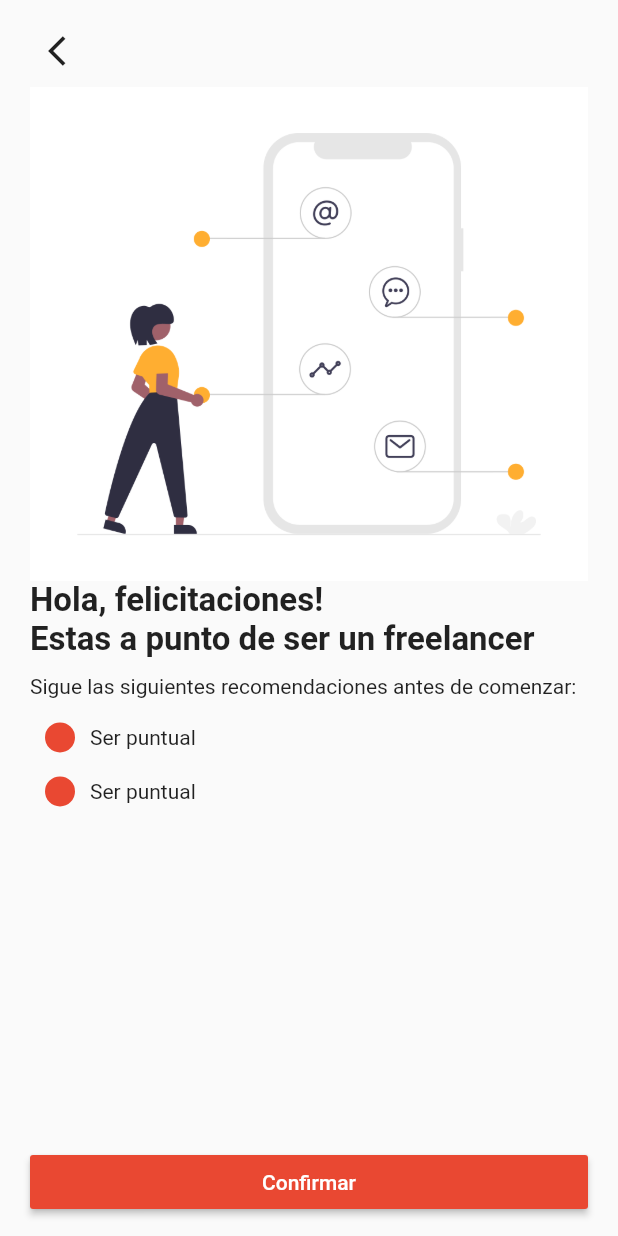
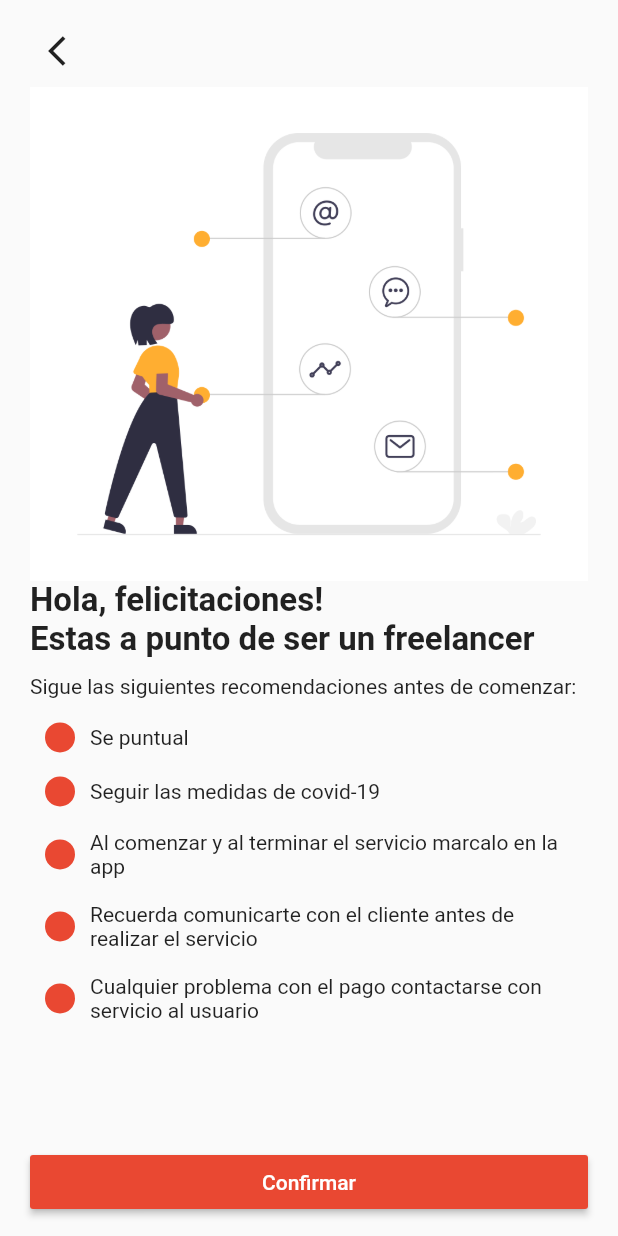
Before and after one commit to nestorsgarzonc/Data-structures-project, a Flutter app: the BeAFreelancerPage screen opened by its route, on a phone screen of 412 x 824 dp. Run offline on Flutter 3.47's test engine with Material 2 defaults, Android fonts, the phone set to English and light mode, and no system bars; our stand-ins replace animate_do, animated_text_kit, font_awesome_flutter; accounts and stored records are empty.

```diff
--- a/lib/screens/freelancer/be_a_freelancer_page..dart
+++ b/lib/screens/freelancer/be_a_freelancer_page..dart
@@ -3,6 +3,13 @@ import '../../widgets/appbar_with_backbutton_widget.dart';
 
 class BeAFreelancerPage extends StatelessWidget {
   static const String route = 'BeAFreelancerPage';
+  final List<String> _recomendationsList = [
+    'Se puntual',
+    'Seguir las medidas de covid-19',
+    'Al comenzar y al terminar el servicio marcalo en la app',
+    'Recuerda comunicarte con el cliente antes de realizar el servicio',
+    'Cualquier problema con el pago contactarse con servicio al usuario',
+  ];
 
   @override
   Widget build(BuildContext context) {
@@ -29,8 +36,7 @@ class BeAFreelancerPage extends StatelessWidget {
                   const SizedBox(height: 10),
                   Text('Sigue las siguientes recomendaciones antes de comenzar:'),
                   SizedBox(height: 8),
-                  _ListRecomendations(title: 'Ser puntual'),
-                  _ListRecomendations(title: 'Ser puntual'),
+                  ..._recomendationsList.map((e) => _ListRecomendations(title: e)).toList()
                 ],
               ),
             ),
@@ -72,7 +78,7 @@ class _ListRecomendations extends StatelessWidget {
             ),
           ),
           SizedBox(width: 10),
-          Text(title)
+          Flexible(child: Text(title))
         ],
       ),
     );
```
Also changed, not shown: lib/screens/home/main_page.dart (+26 -7 lines).
